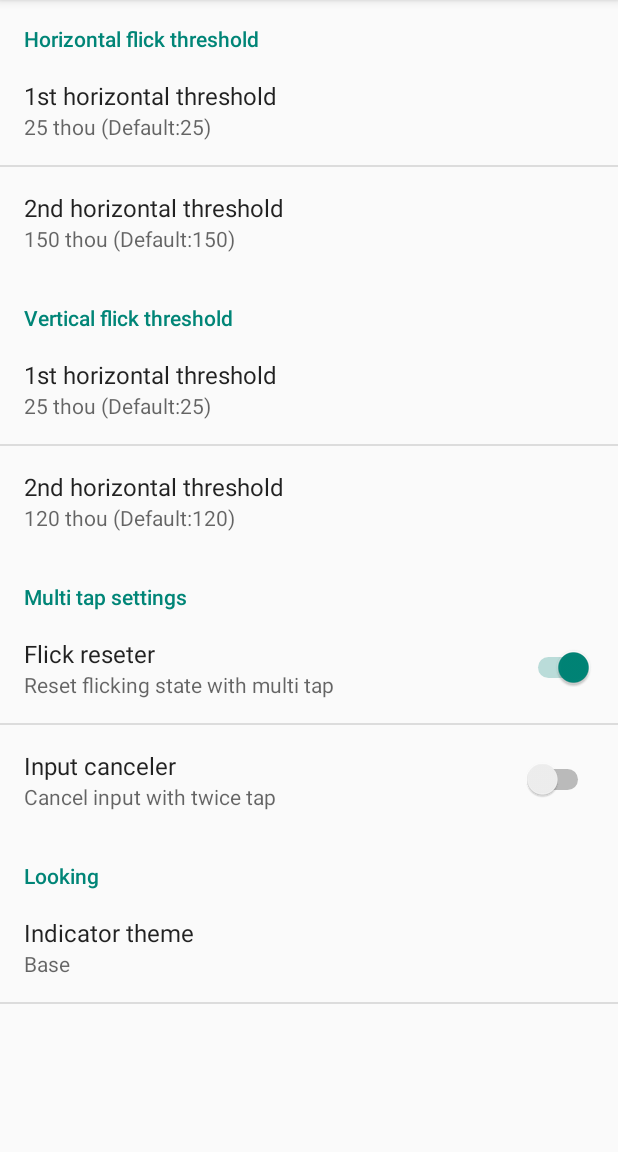
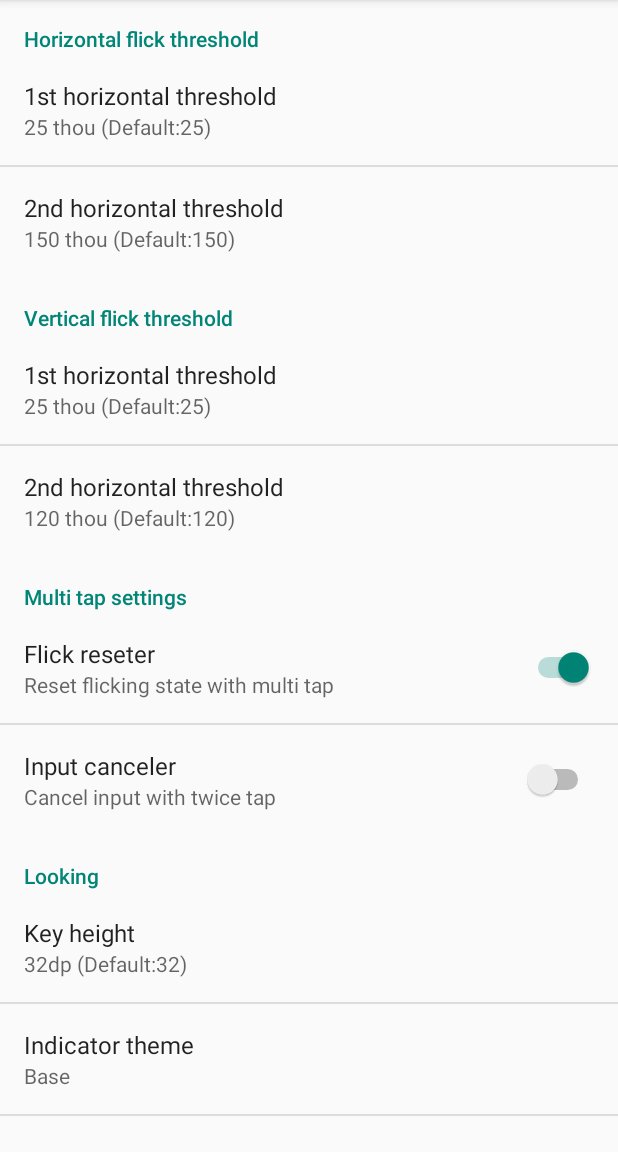
Before and after one commit to rkbk60/QuickFlick, an Android app: the screen it shows after launch (SettingsActivity), on a phone screen of 412 x 824 dp, the part 84-1236 px from its top. Run offline under Robolectric (Android 15) with nearby library versions, the phone set to English and light mode, and no system bars.

Commit message:
add: key height setting

```diff
--- a/app/src/main/java/com/rkbk60/quickflick/SettingsActivity.kt
+++ b/app/src/main/java/com/rkbk60/quickflick/SettingsActivity.kt
@@ -25,6 +25,7 @@ class SettingsActivity: AppCompatActivity() {
 
         private val TYPE_THRESHOLD = 0
         private val TYPE_THEME = 1
+        private val TYPE_HEIGHT = 2
 
         private val minimalThreshold = 10
 
@@ -33,6 +34,7 @@ class SettingsActivity: AppCompatActivity() {
         private lateinit var thresholdX2: PreferenceTuple
         private lateinit var thresholdY1: PreferenceTuple
         private lateinit var thresholdY2: PreferenceTuple
+        private lateinit var keysHeight: PreferenceTuple
         private lateinit var themeIndicator: PreferenceTuple
 
         private lateinit var localContext: Context
@@ -49,6 +51,7 @@ class SettingsActivity: AppCompatActivity() {
             super.onResume()
             preferenceScreen.sharedPreferences.registerOnSharedPreferenceChangeListener(this)
             updateAllThresholdSummary()
+            updateKeysHeightSummary()
             updateThemeSummary()
         }
 
@@ -63,6 +66,7 @@ class SettingsActivity: AppCompatActivity() {
                 thresholdX2.keyName -> thresholdX2
                 thresholdY1.keyName -> thresholdY1
                 thresholdY2.keyName -> thresholdY2
+                keysHeight.keyName -> keysHeight
                 themeIndicator.keyName -> themeIndicator
                 else -> return
             }
@@ -70,6 +74,10 @@ class SettingsActivity: AppCompatActivity() {
                 TYPE_THRESHOLD -> {
                     validateThreshold(sharedPreferences, target)
                     updateThresholdSummary(sharedPreferences, target)
+                }
+                TYPE_HEIGHT -> {
+                    validateKeysHeight(sharedPreferences)
+                    updateKeysHeightSummary(sharedPreferences)
                 }
                 TYPE_THEME -> {
                     updateThemeSummary(sharedPreferences)
@@ -99,6 +107,11 @@ class SettingsActivity: AppCompatActivity() {
                     resources.getInteger(R.integer.preferences_y2_default),
                     TYPE_THRESHOLD
             )
+            keysHeight = PreferenceTuple(
+                    resources.getString(R.string.preferences_keys_height),
+                    resources.getInteger(R.integer.preferences_keys_height_default),
+                    TYPE_HEIGHT
+            )
             themeIndicator = PreferenceTuple(
                     resources.getString(R.string.preferences_theme_indicator),
                     resources.getString(R.string.theme_base),
@@ -123,6 +136,32 @@ class SettingsActivity: AppCompatActivity() {
             }
         }
 
+        private fun validateKeysHeight(sharedPreferences: SharedPreferences?) {
+            val newValue = sharedPreferences?.getString(keysHeight.keyName, "") ?: return
+            var fix = 0
+            val min = 32
+            val max = 48
+            when {
+                (newValue.trim() == "") -> {
+                    toast("Set default value.")
+                    fix = keysHeight.default.toString().toInt()
+                }
+                (newValue.toInt() < min) -> {
+                    toast("Minimal key height value is ${min}dp.")
+                    fix = min
+                }
+                (newValue.toInt() > max) -> {
+                    toast("Maximal key height value is ${max}dp.")
+                    fix = max
+                }
+            }
+            if (fix > 0) {
+                preferenceScreen.sharedPreferences.edit()
+                        .putString(keysHeight.keyName, fix.toString())
+                        .commit()
+            }
+        }
+
         private fun updateThresholdSummary(sharedPreferences: SharedPreferences?, target: PreferenceTuple) {
             if (target.type != TYPE_THRESHOLD) return
             val preference = sharedPreferences ?: preferenceScreen.sharedPreferences
@@ -134,6 +173,13 @@ class SettingsActivity: AppCompatActivity() {
         private fun updateAllThresholdSummary() {
             val targets = listOf(thresholdX1, thresholdX2, thresholdY1, thresholdY2)
             for (target in targets) updateThresholdSummary(preferenceScreen.sharedPreferences, target)
+        }
+
+        private fun updateKeysHeightSummary(sharedPreferences: SharedPreferences? = null) {
+            val preference = sharedPreferences ?: preferenceScreen.sharedPreferences
+            val default = keysHeight.default
+            val newValue = preference.getString(keysHeight.keyName, default.toString())
+            findPreference(keysHeight.keyName).summary = "${newValue}dp (Default:$default)"
         }
 
         private fun updateThemeSummary(sharedPreferences: SharedPreferences? = null) {
--- a/app/src/main/res/values/integers.xml
+++ b/app/src/main/res/values/integers.xml
@@ -6,6 +6,7 @@
     <integer name="preferences_x2_default">150</integer>
     <integer name="preferences_y1_default">25</integer>
     <integer name="preferences_y2_default">120</integer>
+    <integer name="preferences_keys_height_default">32</integer>
 
     <!-- special keycode -->
     <integer name="number_indicator">0</integer>
--- a/app/src/main/res/values/strings.xml
+++ b/app/src/main/res/values/strings.xml
@@ -15,6 +15,7 @@
     <string name="preferences_y2">threshold_y2</string>
     <string name="preferences_cancel_flick">cancel_flick</string>
     <string name="preferences_cancel_input">cancel_input</string>
+    <string name="preferences_keys_height">keys_height</string>
     <string name="preferences_theme_indicator">theme_indicator</string>
 
     <!-- Preference Labels -->
@@ -28,6 +29,7 @@
     <string name="preferences_title_threshold_y2">2nd horizontal threshold</string>
     <string name="preferences_title_cancel_flick">Flick reseter</string>
     <string name="preferences_title_cancel_input">Input canceler</string>
+    <string name="preferences_title_keys_height">Key height</string>
     <string name="preferences_title_indicator">Indicator theme</string>
     <string name="preferences_summary_cancel_flick">Reset flicking state with multi tap</string>
     <string name="preferences_summary_cancel_input">Cancel input with twice tap</string>
--- a/app/src/main/res/xml/preferences.xml
+++ b/app/src/main/res/xml/preferences.xml
@@ -50,6 +50,13 @@
     </PreferenceCategory>
 
     <PreferenceCategory android:title="@string/preferences_category_looking">
+        <EditTextPreference
+            android:defaultValue="@integer/preferences_keys_height_default"
+            android:key="@string/preferences_keys_height"
+            android:numeric="integer"
+            android:selectAllOnFocus="true"
+            android:singleLine="true"
+            android:title="@string/preferences_title_keys_height" />
         <ListPreference
             android:defaultValue="@string/theme_base"
             android:key="@string/preferences_theme_indicator"
```
